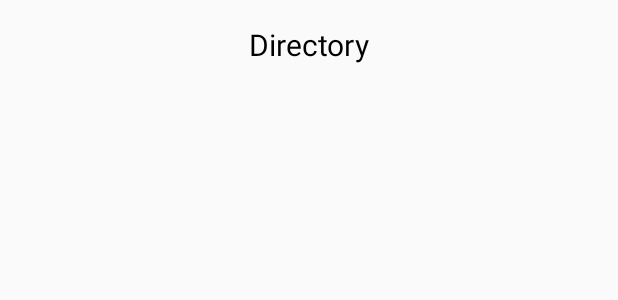
After one commit to Dhthictct/E-BookReader, an Android app: the layout catalog_content.xml on its own in the app's theme, with its tools: preview values and no code run, on a phone screen of 412 x 824 dp. The commit adds this screen. Shown: the top 300 px of the screen. Run offline under Robolectric (Android 15) with nearby library versions, the phone set to English and light mode, and no system bars.

Commit message:
create pages

```diff
--- a/app/build.gradle
+++ b/app/build.gradle
@@ -26,4 +26,6 @@ dependencies {
     androidTestImplementation 'com.android.support.test:runner:1.0.2'
     androidTestImplementation 'com.android.support.test.espresso:espresso-core:3.0.2'
     implementation 'com.android.support:support-v4:28.0.0'
+    implementation 'com.android.support:recyclerview-v7:28.0.0'
+    implementation 'com.android.support:cardview-v7:28.0.0'
 }
--- a/app/src/main/AndroidManifest.xml
+++ b/app/src/main/AndroidManifest.xml
@@ -9,7 +9,7 @@
         android:roundIcon="@mipmap/ic_launcher_round"
         android:supportsRtl="true"
         android:theme="@style/AppTheme">
-        <activity android:name=".MainActivity">
+        <activity android:name=".ShelfActivity">
             <intent-filter>
                 <action android:name="android.intent.action.MAIN" />
 
--- a/app/src/main/res/layout/activity_main.xml
+++ b/app/src/main/res/layout/activity_fragment.xml
@@ -2,9 +2,10 @@
 <FrameLayout xmlns:android="http://schemas.android.com/apk/res/android"
     xmlns:app="http://schemas.android.com/apk/res-auto"
     xmlns:tools="http://schemas.android.com/tools"
+    android:id="@+id/fragment_container"
     android:layout_width="match_parent"
     android:layout_height="match_parent"
-    tools:context=".MainActivity">
+    tools:context=".BasicsFragmentActivity">
 
 
 </FrameLayout>
--- /dev/null
+++ b/app/src/main/res/layout/catalog_content.xml
@@ -0,0 +1,31 @@
+<?xml version="1.0" encoding="utf-8"?>
+<LinearLayout xmlns:android="http://schemas.android.com/apk/res/android"
+    android:id="@+id/pop_content_linear_layout"
+    android:layout_width="match_parent"
+    android:layout_height="match_parent"
+    android:orientation="vertical"
+    android:padding="16dp">
+
+    <TextView
+        android:layout_width="wrap_content"
+        android:layout_height="wrap_content"
+        android:layout_gravity="center_horizontal"
+        android:text="Directory"
+        android:textColor="#000000"
+        android:textSize="20sp" />
+
+    <View
+        android:layout_width="match_parent"
+        android:layout_height="1dp"
+        android:layout_marginTop="10dp" />
+
+    <android.support.v7.widget.RecyclerView
+        android:id="@+id/pop_contents_recycle_view"
+        android:layout_width="match_parent"
+        android:layout_height="0dp"
+        android:layout_marginTop="5dp"
+        android:layout_weight="1">
+
+    </android.support.v7.widget.RecyclerView>
+
+</LinearLayout>
--- /dev/null
+++ b/app/src/main/res/layout/font_content.xml
@@ -0,0 +1,6 @@
+<?xml version="1.0" encoding="utf-8"?>
+<LinearLayout xmlns:android="http://schemas.android.com/apk/res/android"
+    android:layout_width="match_parent"
+    android:layout_height="match_parent">
+
+</LinearLayout>
--- /dev/null
+++ b/app/src/main/res/layout/label_content.xml
@@ -0,0 +1,6 @@
+<?xml version="1.0" encoding="utf-8"?>
+<LinearLayout xmlns:android="http://schemas.android.com/apk/res/android"
+    android:layout_width="match_parent"
+    android:layout_height="match_parent">
+
+</LinearLayout>
--- /dev/null
+++ b/app/src/main/res/layout/setting_content.xml
@@ -0,0 +1,4 @@
+<?xml version="1.0" encoding="utf-8"?>
+<LinearLayout xmlns:android="http://schemas.android.com/apk/res/android"
+    android:layout_width="match_parent"
+    android:layout_height="match_parent" />
--- a/app/src/main/res/values/strings.xml
+++ b/app/src/main/res/values/strings.xml
@@ -1,3 +1,6 @@
 <resources>
     <string name="app_name">EBookReader</string>
+
+    <!-- TODO: Remove or change this placeholder text -->
+    <string name="hello_blank_fragment">Hello blank fragment</string>
 </resources>
```
Also changed, not shown: app/src/main/java/com/example/ebookreader/BasicsFragmentActivity.java (added, +27 -0 lines), app/src/main/java/com/example/ebookreader/MainActivity.java (deleted, +0 -13 lines), app/src/main/java/com/example/ebookreader/ReadingActivity.java (added, +21 -0 lines), app/src/main/java/com/example/ebookreader/ReadingFragment.java (added, +29 -0 lines), app/src/main/java/com/example/ebookreader/ShelfActivity.java (added, +10 -0 lines), app/src/main/java/com/example/ebookreader/ShelfFragment.java (added, +29 -0 lines), app/src/main/res/layout/bottom_bar.xml (added, +43 -0 lines), app/src/main/res/layout/fragment_reading.xml (added, +20 -0 lines), app/src/main/res/layout/fragment_shelf.xml (added, +12 -0 lines).
